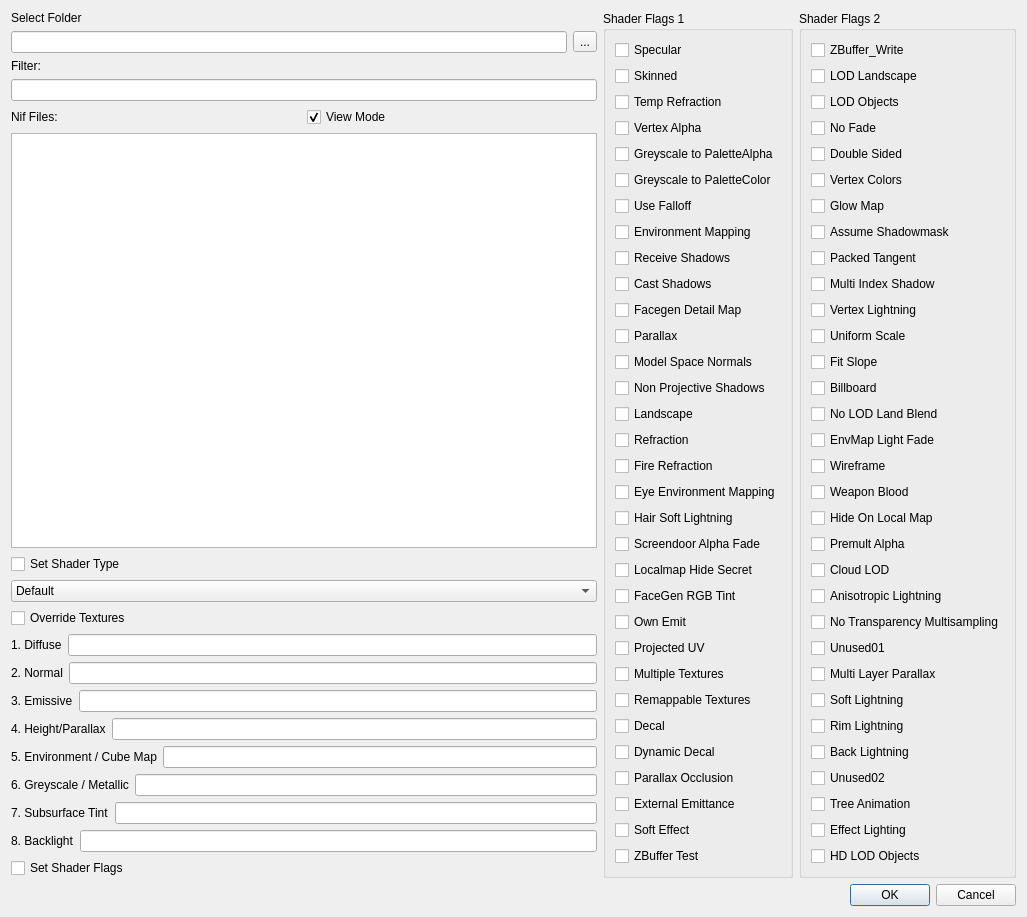
Above: gui/src/widgets/TextureTool.ui from aerisarn/ck-cmd before the change. Below: the same form after it.
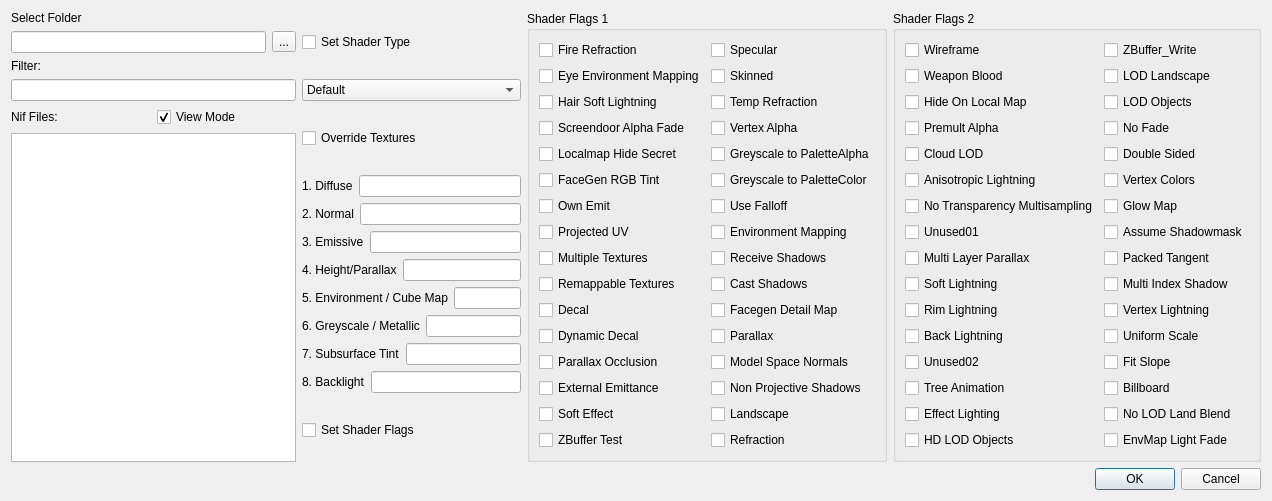
That is the form after the change.

Commit message: More texture tool

```diff
--- a/gui/src/widgets/TextureTool.ui
+++ b/gui/src/widgets/TextureTool.ui
@@ -6,16 +6,16 @@
    <rect>
     <x>0</x>
     <y>0</y>
-    <width>1027</width>
-    <height>746</height>
+    <width>1272</width>
+    <height>480</height>
    </rect>
   </property>
   <property name="windowTitle">
    <string>Texture Tool</string>
   </property>
-  <layout class="QVBoxLayout" name="verticalLayout_8">
+  <layout class="QVBoxLayout" name="verticalLayout_15">
    <item>
-    <layout class="QHBoxLayout" name="horizontalLayout_14">
+    <layout class="QHBoxLayout" name="horizontalLayout_11" stretch="2,1,1,1">
      <item>
       <layout class="QVBoxLayout" name="verticalLayout_11">
        <item>
@@ -104,6 +104,9 @@
                <attribute name="headerVisible">
                 <bool>false</bool>
                </attribute>
+               <attribute name="headerStretchLastSection">
+                <bool>false</bool>
+               </attribute>
               </widget>
              </item>
             </layout>
@@ -116,6 +119,12 @@
          <item>
           <layout class="QVBoxLayout" name="verticalLayout_5"/>
          </item>
+        </layout>
+       </item>
+      </layout>
+     </item>
+     <item>
+      <layout class="QVBoxLayout" name="verticalLayout_8">
          <item>
           <widget class="QCheckBox" name="shaderTypeCheckBox">
            <property name="text">
@@ -392,128 +401,14 @@
          </item>
         </layout>
        </item>
-      </layout>
-     </item>
-     <item>
-      <layout class="QHBoxLayout" name="horizontalLayout_11">
        <item>
         <widget class="QGroupBox" name="SF1">
          <property name="title">
           <string>Shader Flags 1</string>
          </property>
-         <layout class="QVBoxLayout" name="verticalLayout_2">
+       <layout class="QHBoxLayout" name="horizontalLayout_15">
           <item>
-           <widget class="QCheckBox" name="SF1_0">
-            <property name="text">
-             <string>Specular</string>
-            </property>
-           </widget>
-          </item>
-          <item>
-           <widget class="QCheckBox" name="SF1_1">
-            <property name="text">
-             <string>Skinned</string>
-            </property>
-           </widget>
-          </item>
-          <item>
-           <widget class="QCheckBox" name="SF1_2">
-            <property name="text">
-             <string>Temp Refraction</string>
-            </property>
-           </widget>
-          </item>
-          <item>
-           <widget class="QCheckBox" name="SF1_3">
-            <property name="text">
-             <string>Vertex Alpha</string>
-            </property>
-           </widget>
-          </item>
-          <item>
-           <widget class="QCheckBox" name="SF1_4">
-            <property name="text">
-             <string>Greyscale to PaletteAlpha</string>
-            </property>
-           </widget>
-          </item>
-          <item>
-           <widget class="QCheckBox" name="SF1_5">
-            <property name="text">
-             <string>Greyscale to PaletteColor</string>
-            </property>
-           </widget>
-          </item>
-          <item>
-           <widget class="QCheckBox" name="SF1_6">
-            <property name="text">
-             <string>Use Falloff</string>
-            </property>
-           </widget>
-          </item>
-          <item>
-           <widget class="QCheckBox" name="SF1_7">
-            <property name="text">
-             <string>Environment Mapping</string>
-            </property>
-           </widget>
-          </item>
-          <item>
-           <widget class="QCheckBox" name="SF1_8">
-            <property name="text">
-             <string>Receive Shadows</string>
-            </property>
-           </widget>
-          </item>
-          <item>
-           <widget class="QCheckBox" name="SF1_9">
-            <property name="text">
-             <string>Cast Shadows</string>
-            </property>
-           </widget>
-          </item>
-          <item>
-           <widget class="QCheckBox" name="SF1_10">
-            <property name="text">
-             <string>Facegen Detail Map</string>
-            </property>
-           </widget>
-          </item>
-          <item>
-           <widget class="QCheckBox" name="SF1_11">
-            <property name="text">
-             <string>Parallax</string>
-            </property>
-           </widget>
-          </item>
-          <item>
-           <widget class="QCheckBox" name="SF1_12">
-            <property name="text">
-             <string>Model Space Normals</string>
-            </property>
-           </widget>
-          </item>
-          <item>
-           <widget class="QCheckBox" name="SF1_13">
-            <property name="text">
-             <string>Non Projective Shadows</string>
-            </property>
-           </widget>
-          </item>
-          <item>
-           <widget class="QCheckBox" name="SF1_14">
-            <property name="text">
-             <string>Landscape</string>
-            </property>
-           </widget>
-          </item>
-          <item>
-           <widget class="QCheckBox" name="SF1_15">
-            <property name="text">
-             <string>Refraction</string>
-            </property>
-           </widget>
-          </item>
+         <layout class="QVBoxLayout" name="verticalLayout_12">
           <item>
            <widget class="QCheckBox" name="SF1_16">
             <property name="text">
@@ -627,6 +522,124 @@
            </widget>
           </item>
          </layout>
+        </item>
+        <item>
+         <layout class="QVBoxLayout" name="verticalLayout_2">
+          <item>
+           <widget class="QCheckBox" name="SF1_0">
+            <property name="text">
+             <string>Specular</string>
+            </property>
+           </widget>
+          </item>
+          <item>
+           <widget class="QCheckBox" name="SF1_1">
+            <property name="text">
+             <string>Skinned</string>
+            </property>
+           </widget>
+          </item>
+          <item>
+           <widget class="QCheckBox" name="SF1_2">
+            <property name="text">
+             <string>Temp Refraction</string>
+            </property>
+           </widget>
+          </item>
+          <item>
+           <widget class="QCheckBox" name="SF1_3">
+            <property name="text">
+             <string>Vertex Alpha</string>
+            </property>
+           </widget>
+          </item>
+          <item>
+           <widget class="QCheckBox" name="SF1_4">
+            <property name="text">
+             <string>Greyscale to PaletteAlpha</string>
+            </property>
+           </widget>
+          </item>
+          <item>
+           <widget class="QCheckBox" name="SF1_5">
+            <property name="text">
+             <string>Greyscale to PaletteColor</string>
+            </property>
+           </widget>
+          </item>
+          <item>
+           <widget class="QCheckBox" name="SF1_6">
+            <property name="text">
+             <string>Use Falloff</string>
+            </property>
+           </widget>
+          </item>
+          <item>
+           <widget class="QCheckBox" name="SF1_7">
+            <property name="text">
+             <string>Environment Mapping</string>
+            </property>
+           </widget>
+          </item>
+          <item>
+           <widget class="QCheckBox" name="SF1_8">
+            <property name="text">
+             <string>Receive Shadows</string>
+            </property>
+           </widget>
+          </item>
+          <item>
+           <widget class="QCheckBox" name="SF1_9">
+            <property name="text">
+             <string>Cast Shadows</string>
+            </property>
+           </widget>
+          </item>
+          <item>
+           <widget class="QCheckBox" name="SF1_10">
+            <property name="text">
+             <string>Facegen Detail Map</string>
+            </property>
+           </widget>
+          </item>
+          <item>
+           <widget class="QCheckBox" name="SF1_11">
+            <property name="text">
+             <string>Parallax</string>
+            </property>
+           </widget>
+          </item>
+          <item>
+           <widget class="QCheckBox" name="SF1_12">
+            <property name="text">
+             <string>Model Space Normals</string>
+            </property>
+           </widget>
+          </item>
+          <item>
+           <widget class="QCheckBox" name="SF1_13">
+            <property name="text">
+             <string>Non Projective Shadows</string>
+            </property>
+           </widget>
+          </item>
+          <item>
+           <widget class="QCheckBox" name="SF1_14">
+            <property name="text">
+             <string>Landscape</string>
+            </property>
+           </widget>
+          </item>
+          <item>
+           <widget class="QCheckBox" name="SF1_15">
+            <property name="text">
+             <string>Refraction</string>
+            </property>
+           </widget>
+          </item>
+         </layout>
+        </item>
+       </layout>
         </widget>
        </item>
        <item>
@@ -634,119 +647,11 @@
          <property name="title">
           <string>Shader Flags 2</string>
          </property>
-         <layout class="QVBoxLayout" name="verticalLayout_7">
+       <layout class="QVBoxLayout" name="verticalLayout_14">
           <item>
-           <widget class="QCheckBox" name="SF2_0">
-            <property name="text">
-             <string>ZBuffer_Write</string>
-            </property>
-           </widget>
-          </item>
+         <layout class="QHBoxLayout" name="horizontalLayout_16">
           <item>
-           <widget class="QCheckBox" name="SF2_1">
-            <property name="text">
-             <string>LOD Landscape</string>
-            </property>
-           </widget>
-          </item>
-          <item>
-           <widget class="QCheckBox" name="SF2_2">
-            <property name="text">
-             <string>LOD Objects</string>
-            </property>
-           </widget>
-          </item>
-          <item>
-           <widget class="QCheckBox" name="SF2_3">
-            <property name="text">
-             <string>No Fade</string>
-            </property>
-           </widget>
-          </item>
-          <item>
-           <widget class="QCheckBox" name="SF2_4">
-            <property name="text">
-             <string>Double Sided</string>
-            </property>
-           </widget>
-          </item>
-          <item>
-           <widget class="QCheckBox" name="SF2_5">
-            <property name="text">
-             <string>Vertex Colors</string>
-            </property>
-           </widget>
-          </item>
-          <item>
-           <widget class="QCheckBox" name="SF2_6">
-            <property name="text">
-             <string>Glow Map</string>
-            </property>
-           </widget>
-          </item>
-          <item>
-           <widget class="QCheckBox" name="SF2_7">
-            <property name="text">
-             <string>Assume Shadowmask</string>
-            </property>
-           </widget>
-          </item>
-          <item>
-           <widget class="QCheckBox" name="SF2_8">
-            <property name="text">
-             <string>Packed Tangent</string>
-            </property>
-           </widget>
-          </item>
-          <item>
-           <widget class="QCheckBox" name="SF2_9">
-            <property name="text">
-             <string>Multi Index Shadow</string>
-            </property>
-           </widget>
-          </item>
-          <item>
-           <widget class="QCheckBox" name="SF2_10">
-            <property name="text">
-             <string>Vertex Lightning</string>
-            </property>
-           </widget>
-          </item>
-          <item>
-           <widget class="QCheckBox" name="SF2_11">
-            <property name="text">
-             <string>Uniform Scale</string>
-            </property>
-           </widget>
-          </item>
-          <item>
-           <widget class="QCheckBox" name="SF2_12">
-            <property name="text">
-             <string>Fit Slope</string>
-            </property>
-           </widget>
-          </item>
-          <item>
-           <widget class="QCheckBox" name="SF2_13">
-            <property name="text">
-             <string>Billboard</string>
-            </property>
-           </widget>
-          </item>
-          <item>
-           <widget class="QCheckBox" name="SF2_14">
-            <property name="text">
-             <string>No LOD Land Blend</string>
-            </property>
-           </widget>
-          </item>
-          <item>
-           <widget class="QCheckBox" name="SF2_15">
-            <property name="text">
-             <string>EnvMap Light Fade</string>
-            </property>
-           </widget>
-          </item>
+           <layout class="QVBoxLayout" name="verticalLayout_13">
           <item>
            <widget class="QCheckBox" name="SF2_16">
             <property name="text">
@@ -860,9 +765,127 @@
            </widget>
           </item>
          </layout>
-        </widget>
-       </item>
-      </layout>
+          </item>
+          <item>
+           <layout class="QVBoxLayout" name="verticalLayout_7">
+            <item>
+             <widget class="QCheckBox" name="SF2_0">
+              <property name="text">
+               <string>ZBuffer_Write</string>
+              </property>
+             </widget>
+            </item>
+            <item>
+             <widget class="QCheckBox" name="SF2_1">
+              <property name="text">
+               <string>LOD Landscape</string>
+              </property>
+             </widget>
+            </item>
+            <item>
+             <widget class="QCheckBox" name="SF2_2">
+              <property name="text">
+               <string>LOD Objects</string>
+              </property>
+             </widget>
+            </item>
+            <item>
+             <widget class="QCheckBox" name="SF2_3">
+              <property name="text">
+               <string>No Fade</string>
+              </property>
+             </widget>
+            </item>
+            <item>
+             <widget class="QCheckBox" name="SF2_4">
+              <property name="text">
+               <string>Double Sided</string>
+              </property>
+             </widget>
+            </item>
+            <item>
+             <widget class="QCheckBox" name="SF2_5">
+              <property name="text">
+               <string>Vertex Colors</string>
+              </property>
+             </widget>
+            </item>
+            <item>
+             <widget class="QCheckBox" name="SF2_6">
+              <property name="text">
+               <string>Glow Map</string>
+              </property>
+             </widget>
+            </item>
+            <item>
+             <widget class="QCheckBox" name="SF2_7">
+              <property name="text">
+               <string>Assume Shadowmask</string>
+              </property>
+             </widget>
+            </item>
+            <item>
+             <widget class="QCheckBox" name="SF2_8">
+              <property name="text">
+               <string>Packed Tangent</string>
+              </property>
+             </widget>
+            </item>
+            <item>
+             <widget class="QCheckBox" name="SF2_9">
+              <property name="text">
+               <string>Multi Index Shadow</string>
+              </property>
+             </widget>
+            </item>
+            <item>
+             <widget class="QCheckBox" name="SF2_10">
+              <property name="text">
+               <string>Vertex Lightning</string>
+              </property>
+             </widget>
+            </item>
+            <item>
+             <widget class="QCheckBox" name="SF2_11">
+              <property name="text">
+               <string>Uniform Scale</string>
+              </property>
+             </widget>
+            </item>
+            <item>
+             <widget class="QCheckBox" name="SF2_12">
+              <property name="text">
+               <string>Fit Slope</string>
+              </property>
+             </widget>
+            </item>
+            <item>
+             <widget class="QCheckBox" name="SF2_13">
+              <property name="text">
+               <string>Billboard</string>
+              </property>
+             </widget>
+            </item>
+            <item>
+             <widget class="QCheckBox" name="SF2_14">
+              <property name="text">
+               <string>No LOD Land Blend</string>
+              </property>
+             </widget>
+            </item>
+            <item>
+             <widget class="QCheckBox" name="SF2_15">
+              <property name="text">
+               <string>EnvMap Light Fade</string>
+              </property>
+             </widget>
+            </item>
+           </layout>
+          </item>
+         </layout>
+        </item>
+       </layout>
+      </widget>
      </item>
     </layout>
    </item>
```
Lines whose indentation alone changed are shown as unchanged. The commit also changes 6 other files.
